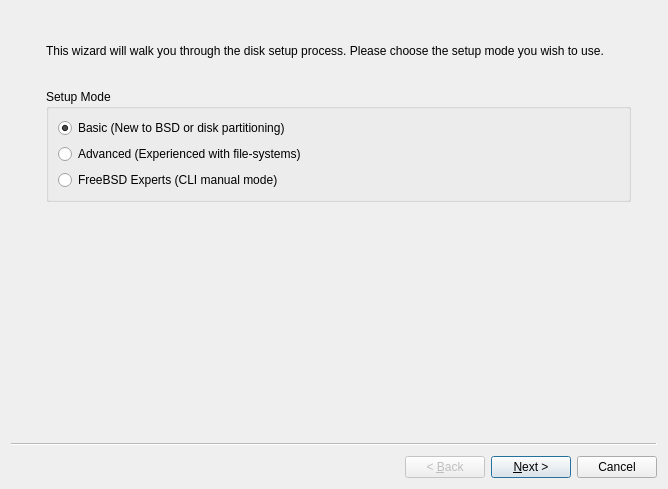
First picture: the form in src-qt5/pc-installgui/wizardDisk.ui, repository trueos/pcbsd, before the edit.
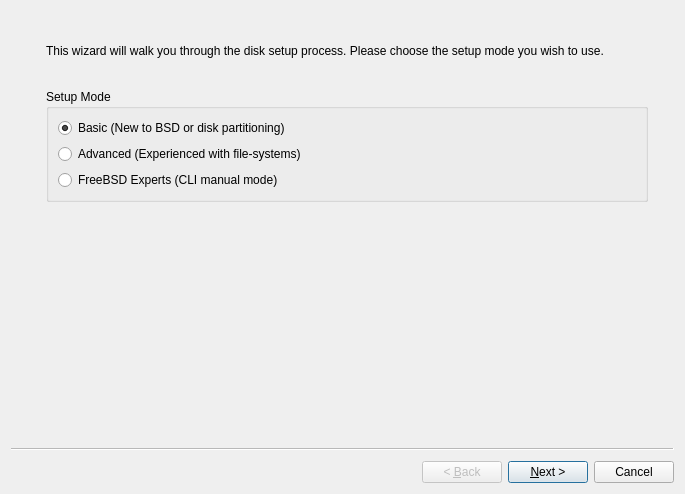
Second picture: the form after the edit. Icons and pictures are not drawn.

Commit message: Update the installer UI, make it resizable, and default to a bigger 800x600 size. This will allow larger fonts, other DPI's to render properly

```diff
--- a/src-qt5/pc-installgui/wizardDisk.ui
+++ b/src-qt5/pc-installgui/wizardDisk.ui
@@ -6,8 +6,8 @@
    <rect>
     <x>0</x>
     <y>0</y>
-    <width>668</width>
-    <height>489</height>
+    <width>685</width>
+    <height>494</height>
    </rect>
   </property>
   <property name="windowTitle">
```
The commit also changes 3 other files.
